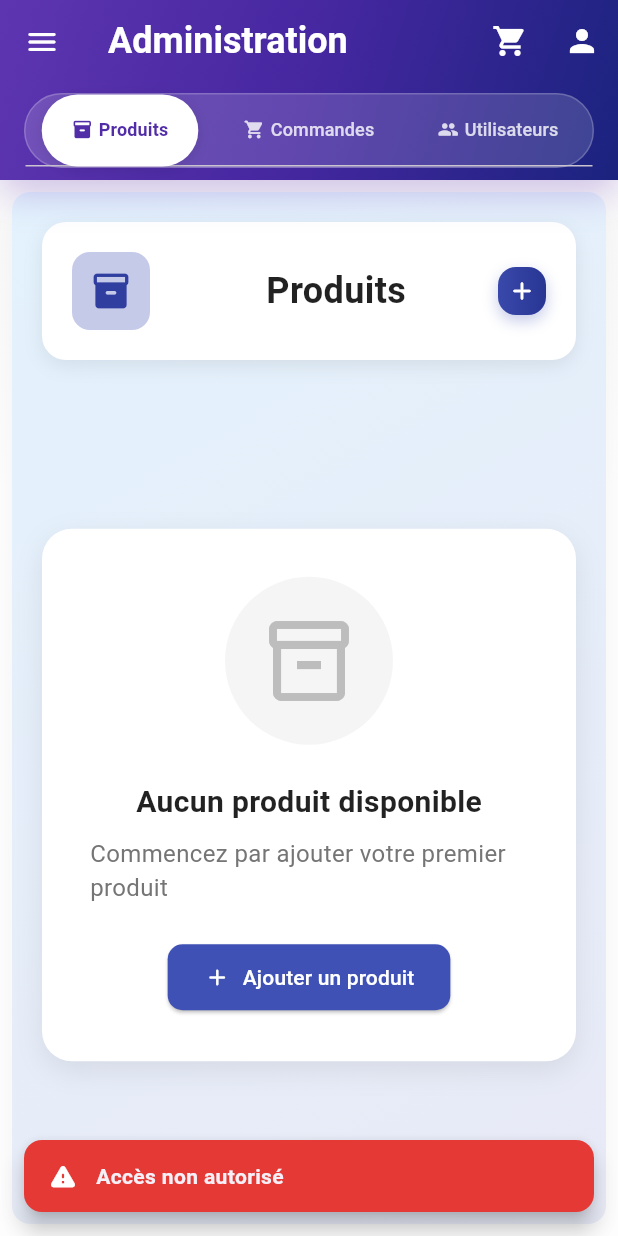
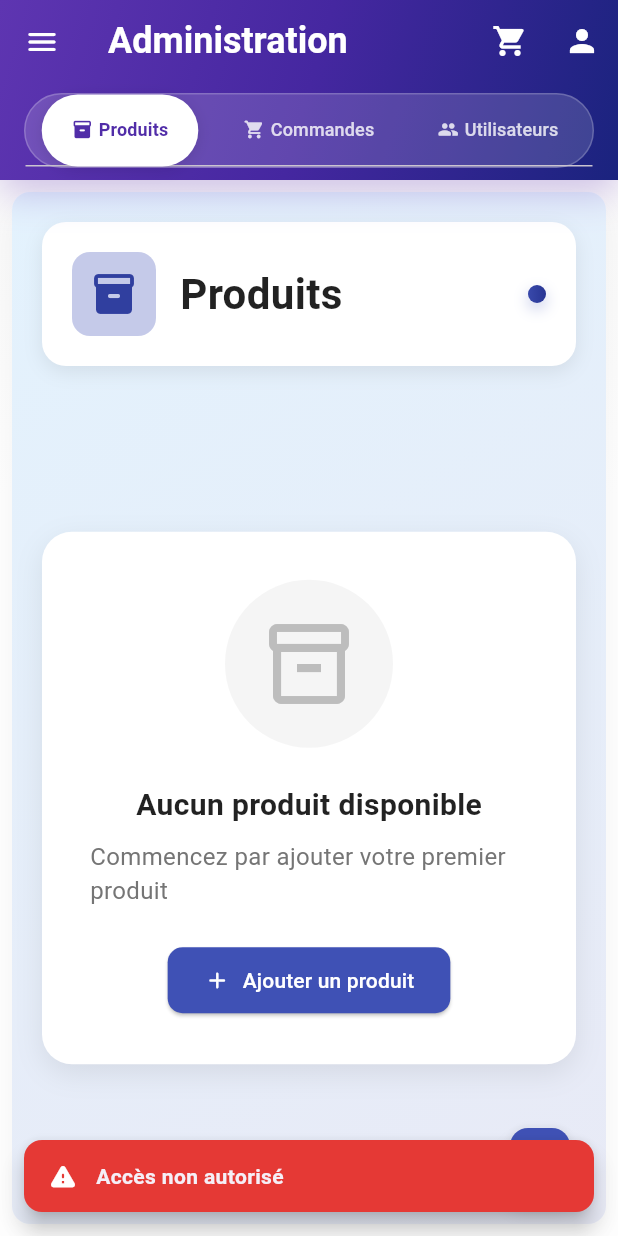
Before and after one commit to KalilouSySav/bintam, a Flutter app: the AdminView screen opened directly, on a phone screen of 412 x 824 dp. Run offline on Flutter 3.47's test engine with Material 3 defaults, Android fonts, the phone set to English and light mode, and no system bars; our stand-ins replace cloud_firestore, file_picker, firebase_auth, firebase_core, go_router; accounts and stored records are empty.

Commit message:
2025-05-31 commit

```diff
--- a/lib/widgets/admin_products_tab.dart
+++ b/lib/widgets/admin_products_tab.dart
@@ -40,7 +40,11 @@ class _AdminProductsTabState extends State<AdminProductsTab>
   }
 
   @override
+  @override
   Widget build(BuildContext context) {
+    final screenWidth = MediaQuery.of(context).size.width;
+    final isDesktop = screenWidth >= 1024;
+
     return Consumer<ProductController>(
       builder: (context, controller, child) {
         if (controller.isLoading) {
@@ -49,10 +53,7 @@ class _AdminProductsTabState extends State<AdminProductsTab>
               gradient: LinearGradient(
                 begin: Alignment.topLeft,
                 end: Alignment.bottomRight,
-                colors: [
-                  Colors.blue.shade50,
-                  Colors.indigo.shade50,
-                ],
+                colors: [Colors.blue.shade50, Colors.indigo.shade50],
               ),
             ),
             child: const Center(
@@ -78,15 +79,14 @@ class _AdminProductsTabState extends State<AdminProductsTab>
           );
         }
 
-        return Container(
+        return Stack(
+          children: [
+            Container(
               decoration: BoxDecoration(
                 gradient: LinearGradient(
                   begin: Alignment.topLeft,
                   end: Alignment.bottomRight,
-              colors: [
-                Colors.blue.shade50,
-                Colors.indigo.shade50,
-              ],
+                  colors: [Colors.blue.shade50, Colors.indigo.shade50],
                 ),
               ),
               child: FadeTransition(
@@ -124,6 +124,19 @@ class _AdminProductsTabState extends State<AdminProductsTab>
                   ),
                 ),
               ),
+            ),
+            // Floating button for non-desktop
+            if (!isDesktop)
+              Positioned(
+                bottom: 20,
+                right: 20,
+                child: FloatingActionButton.small(
+                  backgroundColor: Colors.indigo,
+                  onPressed: () => _showAddProductDialog(context),
+                  child: const Icon(Icons.add, color: Colors.white),
+                ),
+              ),
+          ],
         );
       },
     );
@@ -157,18 +170,18 @@ class _AdminProductsTabState extends State<AdminProductsTab>
             child: Icon(
               Icons.inventory_2_rounded,
               color: Colors.indigo.shade700,
-              size: 28,
+              size: 32,
             ),
           ),
           const SizedBox(width: 16),
           Expanded(
             child: Column(
-              crossAxisAlignment: isDesktop ? CrossAxisAlignment.start : CrossAxisAlignment.center,
+              crossAxisAlignment: CrossAxisAlignment.start,
               children: [
                 Text(
                   isDesktop ? 'Gestion des Produits' : 'Produits',
                   style: const TextStyle(
-                    fontSize: 24,
+                    fontSize: 28,
                     fontWeight: FontWeight.bold,
                     color: Colors.black87,
                   ),
@@ -209,6 +222,7 @@ class _AdminProductsTabState extends State<AdminProductsTab>
                   child: Row(
                     mainAxisSize: MainAxisSize.min,
                     children: [
+                      if(isDesktop)
                       const Icon(Icons.add_rounded, color: Colors.white, size: 20),
                       if(isDesktop)
                         const SizedBox(width: 8),
@@ -471,15 +485,15 @@ class _AdminProductsTabState extends State<AdminProductsTab>
     showDialog(
       context: context,
       builder: (BuildContext context) {
+        final screenWidth = MediaQuery.of(context).size.width;
+        final isDesktop = screenWidth >= 1024;
         return AlertDialog(
           shape: RoundedRectangleBorder(
             borderRadius: BorderRadius.circular(16),
           ),
           title: Row(
             children: [
-              Icon(Icons.warning_rounded, color: Colors.orange.shade600),
-              const SizedBox(width: 8),
-              const Text('Confirmer la suppression'),
+              Text(isDesktop ? 'Confirmer la suppression' : 'Suppression'),
             ],
           ),
           content: Text(
--- a/lib/widgets/product_card.dart
+++ b/lib/widgets/product_card.dart
@@ -209,7 +209,7 @@ class _ProductCardState extends State<ProductCard> {
                               : null,
                           style: ElevatedButton.styleFrom(
                             backgroundColor: widget.product.stock > 0
-                                ? theme.primaryColor
+                                ? Colors.black
                                 : Colors.grey[400],
                             foregroundColor: Colors.white,
                             elevation: 2,
--- a/lib/widgets/product_dialog.dart
+++ b/lib/widgets/product_dialog.dart
@@ -361,7 +361,7 @@ class _ProductDialogState extends State<ProductDialog> {
         ElevatedButton(
           onPressed: _isLoading ? null : _submitForm,
           style: ElevatedButton.styleFrom(
-            backgroundColor: Colors.purple,
+            backgroundColor: Colors.indigo,
             foregroundColor: Colors.white,
           ),
           child: _isLoading
```
Also changed, not shown: lib/widgets/cart_item_widget.dart (+85 -74 lines). Lines whose indentation alone changed are shown as unchanged.
